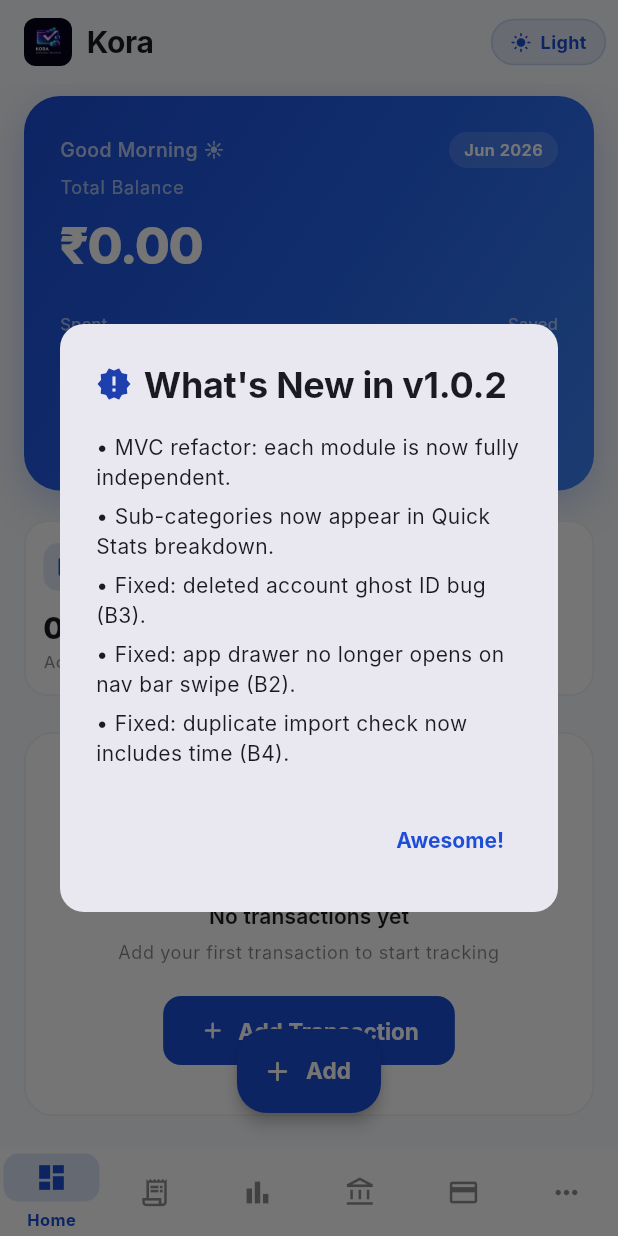
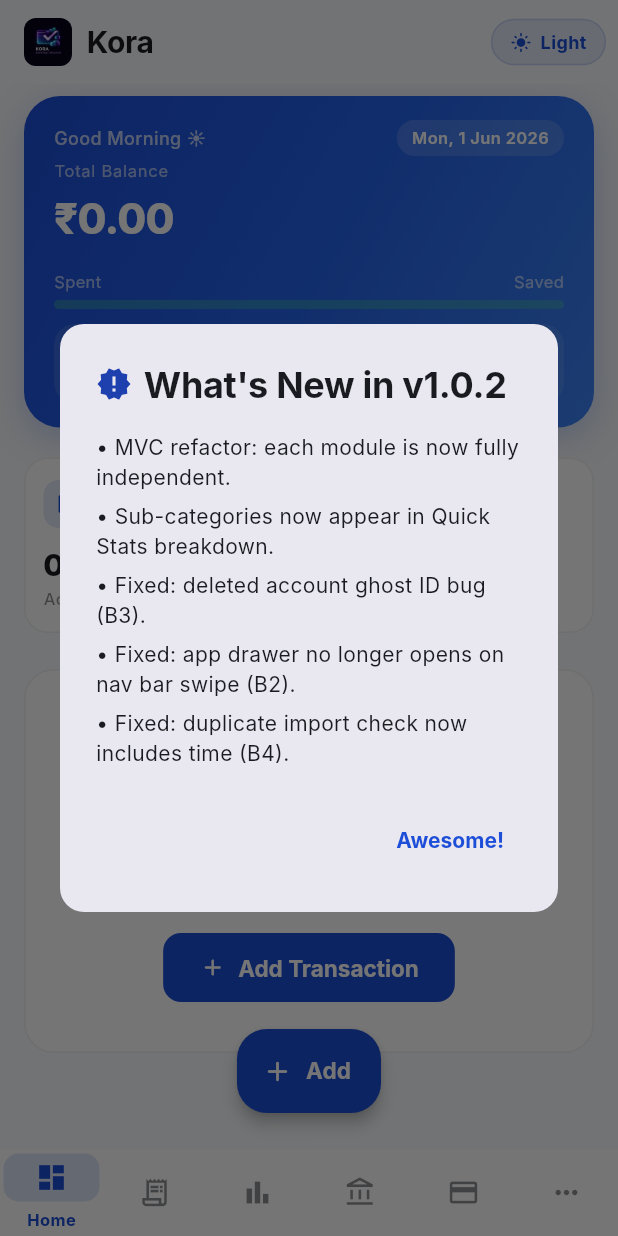
Before and after one commit to iampownkumar/kora_expense_tracker, a Flutter app: the screen it shows after launch, on a phone screen of 412 x 824 dp. Run offline on Flutter 3.47's test engine with Material 3 defaults, Android fonts, the phone set to English and light mode, and no system bars; our stand-ins replace file_picker, image_picker, pdf, permission_handler, shared_preferences, sqflite; accounts and stored records are empty; Roboto replaces fonts that are missing (Inter).

Commit message:
feat: compact hero card design with full today's date in header pill

```diff
--- a/lib/screens/dashboard_screen.dart
+++ b/lib/screens/dashboard_screen.dart
@@ -300,17 +300,17 @@ class _HeroCard extends StatelessWidget {
         boxShadow: [
           BoxShadow(
             color: const Color(0xFF1D4ED8).withValues(alpha: isDark ? 0.3 : 0.25),
-            blurRadius: 24,
-            offset: const Offset(0, 8),
+            blurRadius: 20,
+            offset: const Offset(0, 6),
           ),
         ],
       ),
       child: Padding(
-        padding: const EdgeInsets.all(24),
+        padding: const EdgeInsets.symmetric(horizontal: 20, vertical: 16),
         child: Column(
           crossAxisAlignment: CrossAxisAlignment.start,
           children: [
-            // ── Greeting + month ──────────────────────────────────────────
+            // ── Greeting + Today's Date ───────────────────────────────────
             Row(
               mainAxisAlignment: MainAxisAlignment.spaceBetween,
               children: [
@@ -318,7 +318,7 @@ class _HeroCard extends StatelessWidget {
                   _greeting(),
                   style: const TextStyle(
                     color: Colors.white70,
-                    fontSize: 13,
+                    fontSize: 12,
                     fontWeight: FontWeight.w500,
                   ),
                 ),
@@ -330,7 +330,7 @@ class _HeroCard extends StatelessWidget {
                     borderRadius: BorderRadius.circular(20),
                   ),
                   child: Text(
-                    _monthLabel(),
+                    _todayLabel(),
                     style: const TextStyle(
                       color: Colors.white,
                       fontSize: 11,
@@ -340,29 +340,29 @@ class _HeroCard extends StatelessWidget {
                 ),
               ],
             ),
-            const SizedBox(height: 4),
+            const SizedBox(height: 2),
             const Text(
               'Total Balance',
               style: TextStyle(
-                  color: Colors.white60, fontSize: 12, letterSpacing: 0.5),
+                  color: Colors.white60, fontSize: 11, letterSpacing: 0.5),
             ),
-            const SizedBox(height: 6),
+            const SizedBox(height: 4),
 
             // ── Balance number ────────────────────────────────────────────
             Text(
               Formatters.formatCurrency(accCtrl.totalBalance),
               style: const TextStyle(
                 color: Colors.white,
-                fontSize: 34,
+                fontSize: 28,
                 fontWeight: FontWeight.w800,
-                letterSpacing: -1,
+                letterSpacing: -0.5,
               ),
             ),
-            const SizedBox(height: 20),
+            const SizedBox(height: 14),
 
             // ── Income vs Expense split bar ───────────────────────────────
             _SpendBar(spendRatio: spendRatio),
-            const SizedBox(height: 12),
+            const SizedBox(height: 10),
 
             // ── Income / Expense / Savings ────────────────────────────────
             Row(
@@ -373,14 +373,14 @@ class _HeroCard extends StatelessWidget {
                   icon: Icons.arrow_upward_rounded,
                   color: const Color(0xFF4ADE80), // green-400
                 ),
-                const SizedBox(width: 12),
+                const SizedBox(width: 10),
                 _MiniStat(
                   label: 'Expenses',
                   value: Formatters.formatCurrency(expense),
                   icon: Icons.arrow_downward_rounded,
                   color: const Color(0xFFFCA5A5), // red-300
                 ),
-                const SizedBox(width: 12),
+                const SizedBox(width: 10),
                 _MiniStat(
                   label: 'Saved',
                   value: '${savingsRate.toStringAsFixed(0)}%',
@@ -402,13 +402,15 @@ class _HeroCard extends StatelessWidget {
     return 'Good Evening 🌙';
   }
 
-  String _monthLabel() {
+  String _todayLabel() {
+    const weekdays = ['', 'Mon', 'Tue', 'Wed', 'Thu', 'Fri', 'Sat', 'Sun'];
     const months = [
       'Jan', 'Feb', 'Mar', 'Apr', 'May', 'Jun',
       'Jul', 'Aug', 'Sep', 'Oct', 'Nov', 'Dec'
     ];
     final now = DateTime.now();
-    return '${months[now.month - 1]} ${now.year}';
+    final weekdayStr = weekdays[now.weekday];
+    return '$weekdayStr, ${now.day} ${months[now.month - 1]} ${now.year}';
   }
 }
 
@@ -481,7 +483,7 @@ class _MiniStat extends StatelessWidget {
   Widget build(BuildContext context) {
     return Expanded(
       child: Container(
-        padding: const EdgeInsets.symmetric(horizontal: 10, vertical: 10),
+        padding: const EdgeInsets.symmetric(horizontal: 10, vertical: 8),
         decoration: BoxDecoration(
           color: Colors.white.withValues(alpha: 0.1),
           borderRadius: BorderRadius.circular(14),
```
